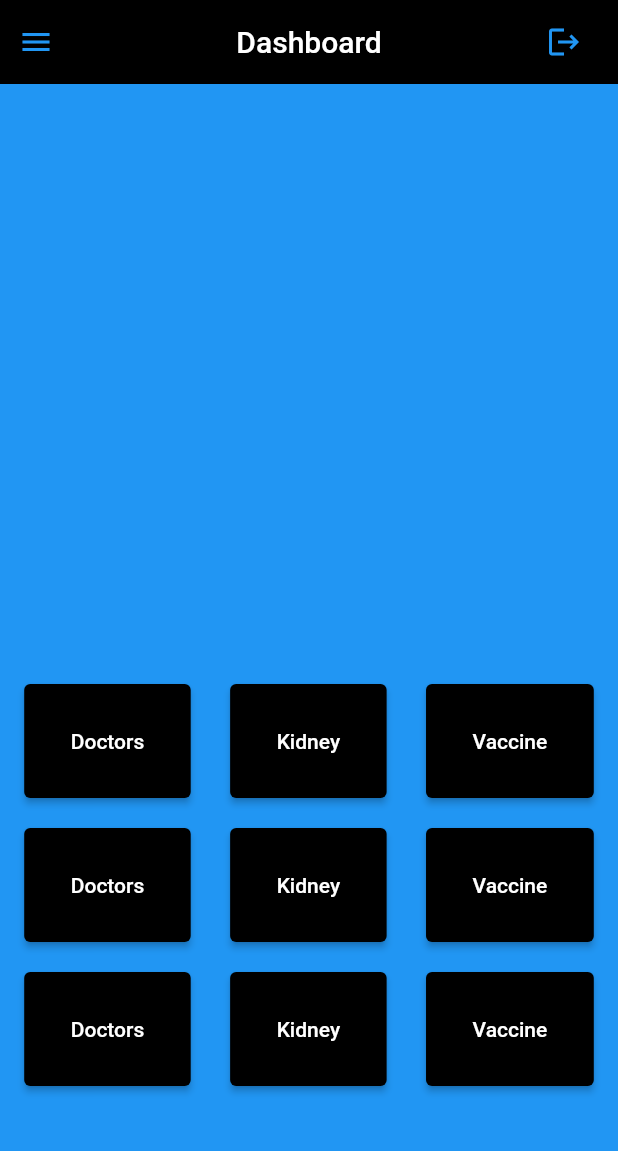
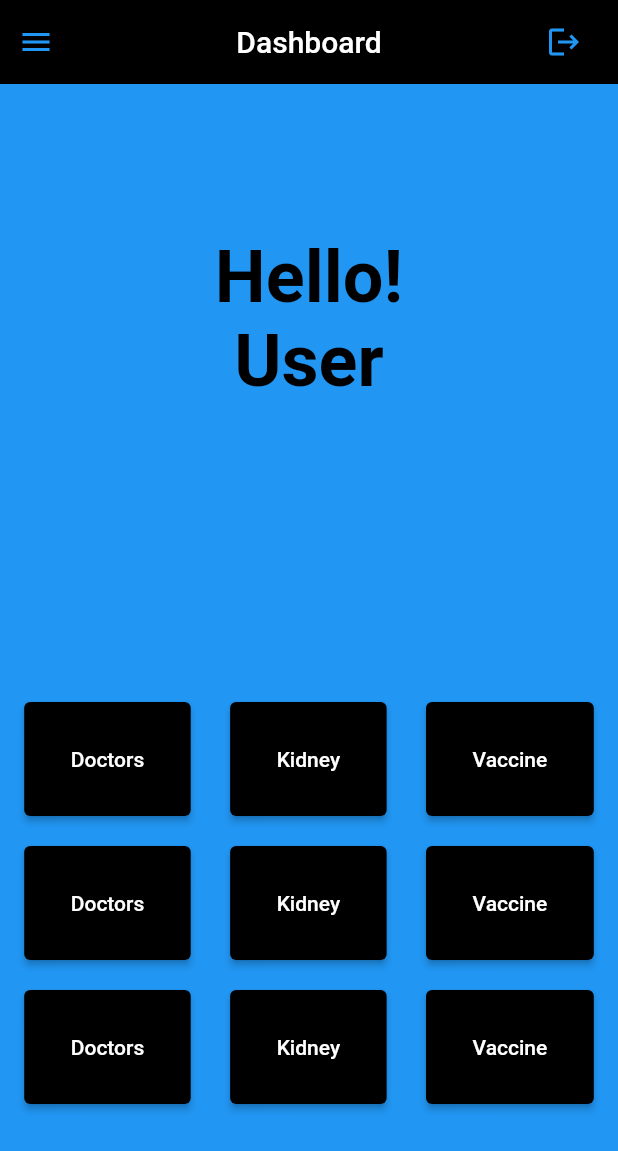
Before and after one commit to Nirdesh-Singh/Mini-Project, a Flutter app: the screen it shows after launch, after a tap on "Register", on a phone screen of 412 x 824 dp. Shown: the top 1151 px of the screen. Run offline on Flutter 3.47's test engine with Material 2 defaults, Android fonts, the phone set to English and light mode, and no system bars; our stand-ins replace flutter_spinkit.

Commit message:
Second Commit

```diff
--- a/swaasthya/lib/pages/dashboard.dart
+++ b/swaasthya/lib/pages/dashboard.dart
@@ -33,12 +33,27 @@ class _DashboardState extends State<Dashboard> {
         ],
       ),
       body: Padding(
-        padding: const EdgeInsets.fromLTRB(8.0, 400.0, 8.0, 8.0),
+        padding: const EdgeInsets.fromLTRB(8.0, 100.0, 8.0, 8.0),
         child: Column(
           crossAxisAlignment: CrossAxisAlignment.center,
           children: <Widget>[
-            // const Text('Hello,'),
-            // const Text('User'),
+            const Text(
+              'Hello!',
+              style: TextStyle(
+                color: Colors.black,
+                fontSize: 48.0,
+                fontWeight: FontWeight.bold,
+              ),
+            ),
+            const Text(
+              'User',
+              style: TextStyle(
+                color: Colors.black,
+                fontSize: 48.0,
+                fontWeight: FontWeight.bold,
+              ),
+            ),
+            const SizedBox(height: 200.0),
             Row(
               mainAxisAlignment: MainAxisAlignment.spaceEvenly,
               children: <Widget>[
--- a/swaasthya/lib/pages/loading.dart
+++ b/swaasthya/lib/pages/loading.dart
@@ -16,7 +16,7 @@ class _LoadingState extends State<Loading> {
   void initState() {
     super.initState();
     Timer(
-        const Duration(seconds: 3),
+        const Duration(seconds: 2),
         () => Navigator.pushReplacement(context,
             MaterialPageRoute(builder: (context) => const Register())));
   }
```
Also changed, not shown: 1 other file.
